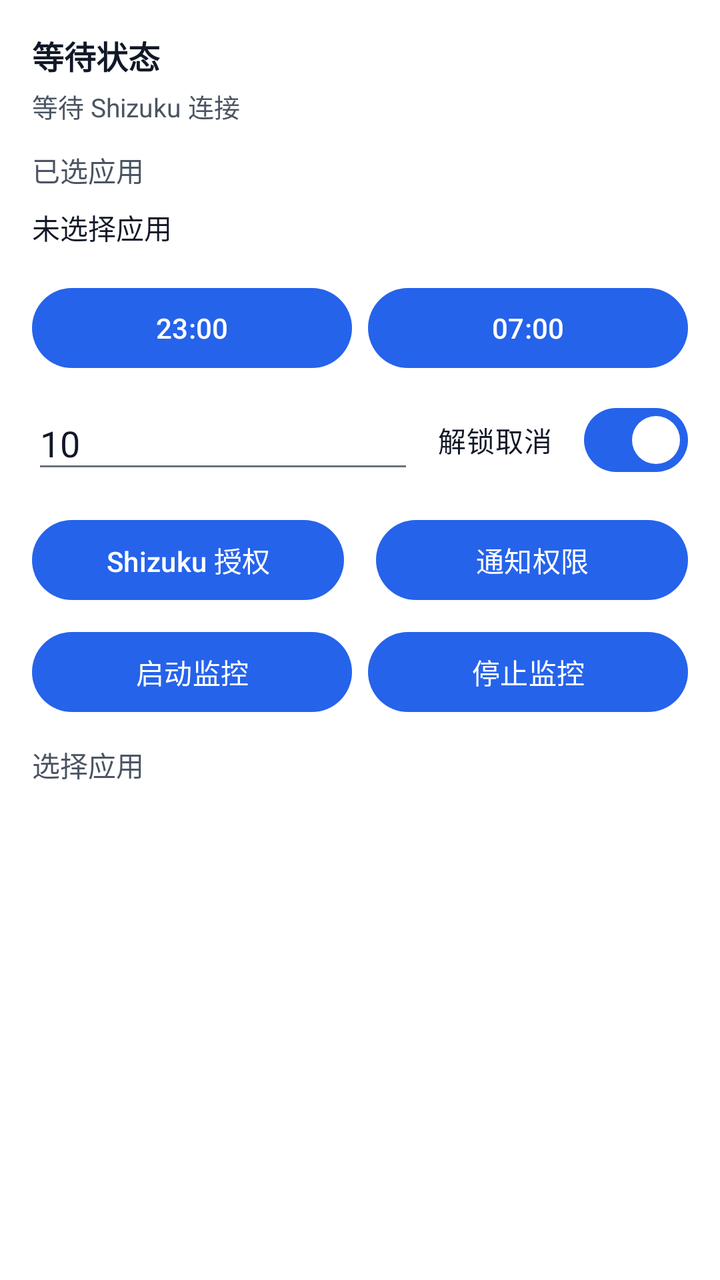
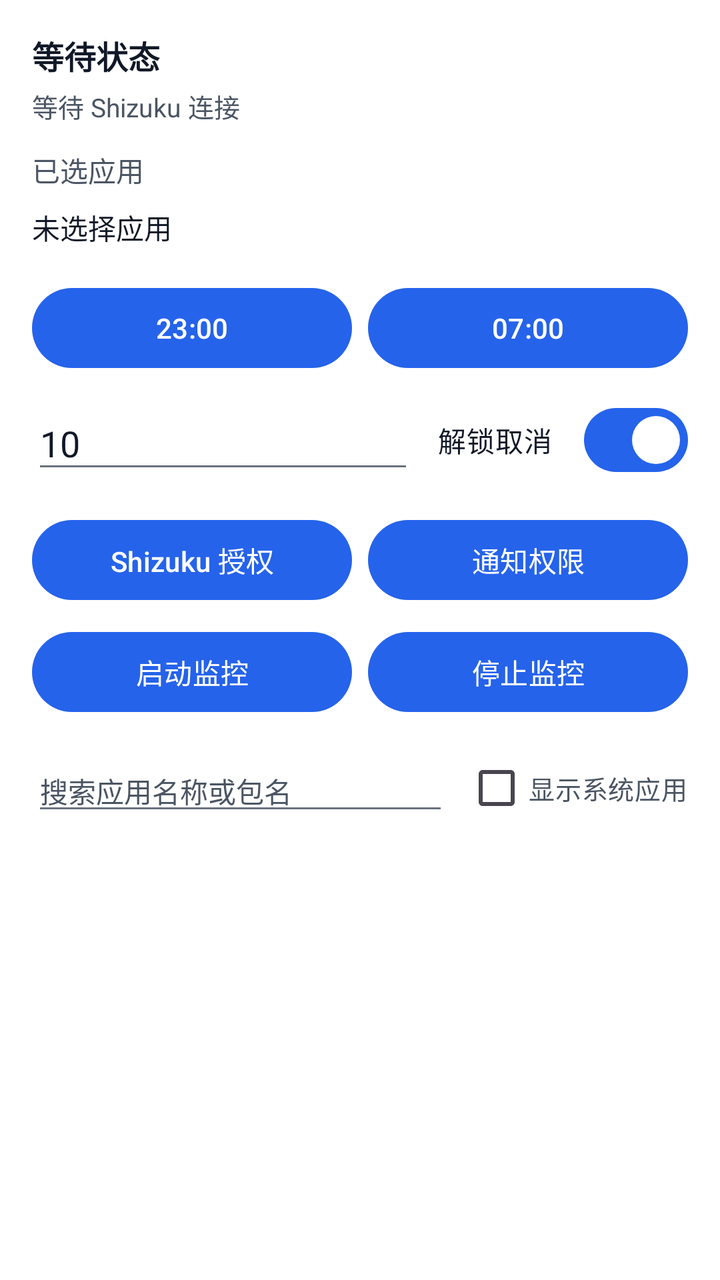

An Android layout rendered at two revisions. The XML below is the earlier revision; the diff shows what the commit changed to produce the second picture.
<!-- AndroidManifest.xml: application theme Theme.LockGuard -->
<!-- res/layout/activity_main.xml -->
<?xml version="1.0" encoding="utf-8"?>
<LinearLayout xmlns:android="http://schemas.android.com/apk/res/android"
    android:layout_width="match_parent"
    android:layout_height="match_parent"
    android:orientation="vertical"
    android:background="@color/screen_background"
    android:padding="16dp">

    <TextView
        android:id="@+id/statusView"
        android:layout_width="match_parent"
        android:layout_height="wrap_content"
        android:textSize="16sp"
        android:textStyle="bold"
        android:textColor="@color/text_primary"
        android:text="@string/label_status" />

    <TextView
        android:id="@+id/shizukuView"
        android:layout_width="match_parent"
        android:layout_height="wrap_content"
        android:layout_marginTop="4dp"
        android:textSize="13sp"
        android:textColor="@color/text_secondary"
        android:text="@string/shizuku_waiting" />

    <TextView
        android:layout_width="match_parent"
        android:layout_height="wrap_content"
        android:layout_marginTop="12dp"
        android:text="@string/label_selected_apps"
        android:textColor="@color/text_secondary" />

    <TextView
        android:id="@+id/selectedAppView"
        android:layout_width="match_parent"
        android:layout_height="wrap_content"
        android:paddingVertical="8dp"
        android:textColor="@color/text_primary"
        android:text="@string/selected_none" />

    <LinearLayout
        android:layout_width="match_parent"
        android:layout_height="wrap_content"
        android:layout_marginTop="8dp"
        android:orientation="horizontal">

        <com.google.android.material.button.MaterialButton
            android:id="@+id/startTimeButton"
            android:layout_width="0dp"
            android:layout_height="wrap_content"
            android:layout_weight="1"
            android:text="@string/value_time_default_start" />

        <View
            android:layout_width="8dp"
            android:layout_height="1dp" />

        <com.google.android.material.button.MaterialButton
            android:id="@+id/endTimeButton"
            android:layout_width="0dp"
            android:layout_height="wrap_content"
            android:layout_weight="1"
            android:text="@string/value_time_default_end" />
    </LinearLayout>

    <LinearLayout
        android:layout_width="match_parent"
        android:layout_height="wrap_content"
        android:layout_marginTop="8dp"
        android:orientation="horizontal"
        android:gravity="center_vertical">

        <EditText
            android:id="@+id/delayEdit"
            android:layout_width="0dp"
            android:layout_height="wrap_content"
            android:layout_weight="1"
            android:textColor="@color/text_primary"
            android:textColorHint="@color/text_secondary"
            android:backgroundTint="@color/control_tint"
            android:hint="@string/hint_delay"
            android:inputType="number"
            android:maxLines="1"
            android:text="@string/value_delay_default" />

        <View
            android:layout_width="12dp"
            android:layout_height="1dp" />

        <com.google.android.material.materialswitch.MaterialSwitch
            android:id="@+id/cancelOnUnlockSwitch"
            android:layout_width="wrap_content"
            android:layout_height="wrap_content"
            android:textColor="@color/text_primary"
            android:text="@string/label_unlock_cancel"
            android:checked="true" />
    </LinearLayout>

    <LinearLayout
        android:layout_width="match_parent"
        android:layout_height="wrap_content"
        android:layout_marginTop="12dp"
        android:orientation="horizontal">

        <Button
            android:id="@+id/requestShizukuButton"
            android:layout_width="0dp"
            android:layout_height="wrap_content"
            android:layout_weight="1"
            android:text="@string/btn_shizuku_grant" />

        <View
            android:layout_width="8dp"
            android:layout_height="1dp" />

        <Button
            android:id="@+id/reconnectButton"
            android:layout_width="0dp"
            android:layout_height="wrap_content"
            android:layout_weight="1"
            android:visibility="gone"
            android:text="@string/btn_shizuku_reconnect" />

        <View
            android:id="@+id/reconnectSpacer"
            android:layout_width="8dp"
            android:layout_height="1dp" />

        <Button
            android:id="@+id/requestNotificationButton"
            android:layout_width="0dp"
            android:layout_height="wrap_content"
            android:layout_weight="1"
            android:text="@string/btn_notification" />
    </LinearLayout>

    <LinearLayout
        android:layout_width="match_parent"
        android:layout_height="wrap_content"
        android:layout_marginTop="8dp"
        android:orientation="horizontal">

        <Button
            android:id="@+id/startButton"
            android:layout_width="0dp"
            android:layout_height="wrap_content"
            android:layout_weight="1"
            android:text="@string/btn_start" />

        <View
            android:layout_width="8dp"
            android:layout_height="1dp" />

        <Button
            android:id="@+id/stopButton"
            android:layout_width="0dp"
            android:layout_height="wrap_content"
            android:layout_weight="1"
            android:text="@string/btn_stop" />
    </LinearLayout>

    <TextView
        android:layout_width="match_parent"
        android:layout_height="wrap_content"
        android:layout_marginTop="12dp"
        android:text="@string/label_choose_apps"
        android:textColor="@color/text_secondary" />

    <androidx.recyclerview.widget.RecyclerView
        android:id="@+id/appList"
        android:layout_width="match_parent"
        android:layout_height="0dp"
        android:layout_weight="1"
        android:layout_marginTop="8dp" />

</LinearLayout>
<!-- resources referenced by this layout -->
<resources>
  <color name="control_tint">#6B7280</color>
  <color name="screen_background">#FFFFFF</color>
  <color name="text_primary">#111827</color>
  <color name="text_secondary">#4B5563</color>
  <string name="btn_notification">通知权限</string>
  <string name="btn_shizuku_grant">Shizuku 授权</string>
  <string name="btn_shizuku_reconnect">重新连接</string>
  <string name="btn_start">启动监控</string>
  <string name="btn_stop">停止监控</string>
  <string name="hint_delay">等待分钟数</string>
  <string name="label_choose_apps">选择应用</string>
  <string name="label_selected_apps">已选应用</string>
  <string name="label_status">等待状态</string>
  <string name="label_unlock_cancel">解锁取消</string>
  <string name="selected_none">未选择应用</string>
  <string name="shizuku_waiting">等待 Shizuku 连接</string>
  <string name="value_delay_default">10</string>
  <string name="value_time_default_end">07:00</string>
  <string name="value_time_default_start">23:00</string>
  <style name="Theme.LockGuard" parent="Theme.Material3.DayNight.NoActionBar">
          <item name="colorPrimary">@color/md_theme_light_primary</item>
          <item name="colorSecondary">@color/md_theme_light_secondary</item>
          <item name="colorTertiary">@color/md_theme_light_tertiary</item>
          <item name="android:windowLightStatusBar">true</item>
          <item name="android:navigationBarColor">@color/screen_background</item>
          <item name="android:statusBarColor" tools:targetApi="l">@android:color/white</item>
      </style>
  <color name="md_theme_light_primary">#2563EB</color>
  <color name="md_theme_light_secondary">#0F766E</color>
  <color name="md_theme_light_tertiary">#B91C1C</color>
</resources>

<!-- the commit's change to res/layout/activity_main.xml (unified diff, before → after) -->
@@ -111,8 +111,10 @@
             android:text="@string/btn_shizuku_grant" />
 
         <View
-            android:layout_width="8dp"
-            android:layout_height="1dp" />
+            android:id="@+id/reconnectSpacer"
+            android:layout_width="8dp"
+            android:layout_height="1dp"
+            android:visibility="gone" />
 
         <Button
             android:id="@+id/reconnectButton"
@@ -123,7 +125,7 @@
             android:text="@string/btn_shizuku_reconnect" />
 
         <View
-            android:id="@+id/reconnectSpacer"
+            android:id="@+id/notificationSpacer"
             android:layout_width="8dp"
             android:layout_height="1dp" />
 
@@ -160,18 +162,46 @@
             android:text="@string/btn_stop" />
     </LinearLayout>
 
-    <TextView
-        android:layout_width="match_parent"
-        android:layout_height="wrap_content"
-        android:layout_marginTop="12dp"
-        android:text="@string/label_choose_apps"
-        android:textColor="@color/text_secondary" />
+    <LinearLayout
+        android:layout_width="match_parent"
+        android:layout_height="wrap_content"
+        android:layout_marginTop="10dp"
+        android:orientation="horizontal"
+        android:gravity="center_vertical">
+
+        <EditText
+            android:id="@+id/searchEdit"
+            android:layout_width="0dp"
+            android:layout_height="wrap_content"
+            android:layout_weight="1"
+            android:textColor="@color/text_primary"
+            android:textColorHint="@color/text_secondary"
+            android:backgroundTint="@color/control_tint"
+            android:hint="@string/hint_search_apps"
+            android:inputType="text"
+            android:imeOptions="actionSearch"
+            android:maxLines="1"
+            android:textSize="14sp" />
+
+        <View
+            android:layout_width="8dp"
+            android:layout_height="1dp" />
+
+        <CheckBox
+            android:id="@+id/showSystemCheck"
+            android:layout_width="wrap_content"
+            android:layout_height="wrap_content"
+            android:textColor="@color/text_secondary"
+            android:textSize="13sp"
+            android:text="@string/label_show_system_apps"
+            android:checked="false" />
+    </LinearLayout>
 
     <androidx.recyclerview.widget.RecyclerView
         android:id="@+id/appList"
         android:layout_width="match_parent"
         android:layout_height="0dp"
         android:layout_weight="1"
-        android:layout_marginTop="8dp" />
+        android:layout_marginTop="6dp" />
 
 </LinearLayout>
<!-- resource entries referenced after the edit -->
@@ -10,8 +10,9 @@
   <string name="btn_start">启动监控</string>
   <string name="btn_stop">停止监控</string>
   <string name="hint_delay">等待分钟数</string>
-  <string name="label_choose_apps">选择应用</string>
+  <string name="hint_search_apps">搜索应用名称或包名</string>
   <string name="label_selected_apps">已选应用</string>
+  <string name="label_show_system_apps">显示系统应用</string>
   <string name="label_status">等待状态</string>
   <string name="label_unlock_cancel">解锁取消</string>
   <string name="selected_none">未选择应用</string>
